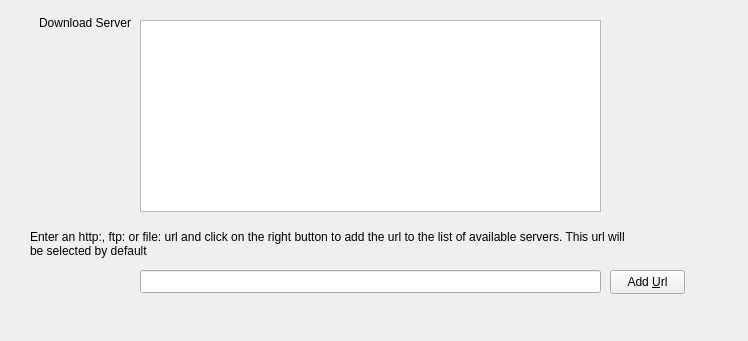
Qt form gui/mirrorsettingspage.ui (KDE/kdewin-installer) before a commit.
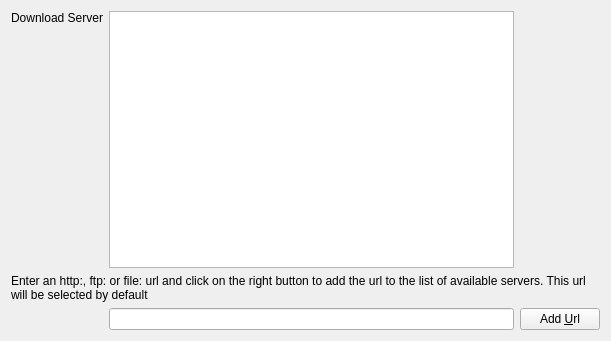
The same form after that commit.

Commit message: give the widgets a layout

What changed in the file:
```diff
--- a/gui/mirrorsettingspage.ui
+++ b/gui/mirrorsettingspage.ui
@@ -5,7 +5,7 @@
    <rect>
     <x>0</x>
     <y>0</y>
-    <width>748</width>
+    <width>611</width>
     <height>341</height>
    </rect>
   </property>
@@ -15,15 +15,9 @@
   <property name="statusTip" >
    <string>Select the download server from where you want to download KDE packages.</string>
   </property>
+  <layout class="QGridLayout" >
+   <item row="0" column="0" >
   <widget class="QLabel" name="downloadMirrorLabel" >
-   <property name="geometry" >
-    <rect>
-     <x>30</x>
-     <y>10</y>
-     <width>101</width>
-     <height>26</height>
-    </rect>
-   </property>
    <property name="toolTip" >
     <string>&lt;html>&lt;head>&lt;meta name="qrichtext" content="1" />&lt;style type="text/css">
 p, li { white-space: pre-wrap; }
@@ -37,38 +31,25 @@
     <set>Qt::AlignRight|Qt::AlignTrailing|Qt::AlignVCenter</set>
    </property>
   </widget>
-  <widget class="QPushButton" name="addMirrorButton" >
-   <property name="geometry" >
-    <rect>
-     <x>610</x>
-     <y>270</y>
-     <width>75</width>
-     <height>24</height>
-    </rect>
-   </property>
-   <property name="text" >
-    <string>Add &amp;Url</string>
-   </property>
-  </widget>
-  <widget class="QLineEdit" name="addServerURL" >
-   <property name="geometry" >
-    <rect>
-     <x>140</x>
-     <y>270</y>
-     <width>461</width>
-     <height>23</height>
-    </rect>
-   </property>
-  </widget>
+   </item>
+   <item rowspan="2" row="0" column="1" >
+    <widget class="QListWidget" name="downloadMirror" />
+   </item>
+   <item row="1" column="0" >
+    <spacer>
+     <property name="orientation" >
+      <enum>Qt::Vertical</enum>
+     </property>
+     <property name="sizeHint" >
+      <size>
+       <width>20</width>
+       <height>40</height>
+      </size>
+     </property>
+    </spacer>
+   </item>
+   <item row="2" column="0" colspan="3" >
   <widget class="QLabel" name="label" >
-   <property name="geometry" >
-    <rect>
-     <x>30</x>
-     <y>230</y>
-     <width>601</width>
-     <height>31</height>
-    </rect>
-   </property>
    <property name="text" >
     <string>Enter an http:, ftp: or file: url and click on the right button to add the url to the list of available servers. This url will be selected by default</string>
    </property>
@@ -79,16 +60,25 @@
     <bool>true</bool>
    </property>
   </widget>
-  <widget class="QListWidget" name="downloadMirror" >
-   <property name="geometry" >
-    <rect>
-     <x>140</x>
-     <y>20</y>
-     <width>461</width>
-     <height>192</height>
-    </rect>
-   </property>
-  </widget>
+   </item>
+   <item row="3" column="1" >
+    <widget class="QLineEdit" name="addServerURL" >
+     <property name="minimumSize" >
+      <size>
+       <width>300</width>
+       <height>0</height>
+      </size>
+     </property>
+    </widget>
+   </item>
+   <item row="3" column="2" >
+    <widget class="QPushButton" name="addMirrorButton" >
+     <property name="text" >
+      <string>Add &amp;Url</string>
+     </property>
+    </widget>
+   </item>
+  </layout>
  </widget>
  <resources/>
  <connections/>
```
Lines whose indentation alone changed are shown as unchanged. The commit also changes 7 other files.
